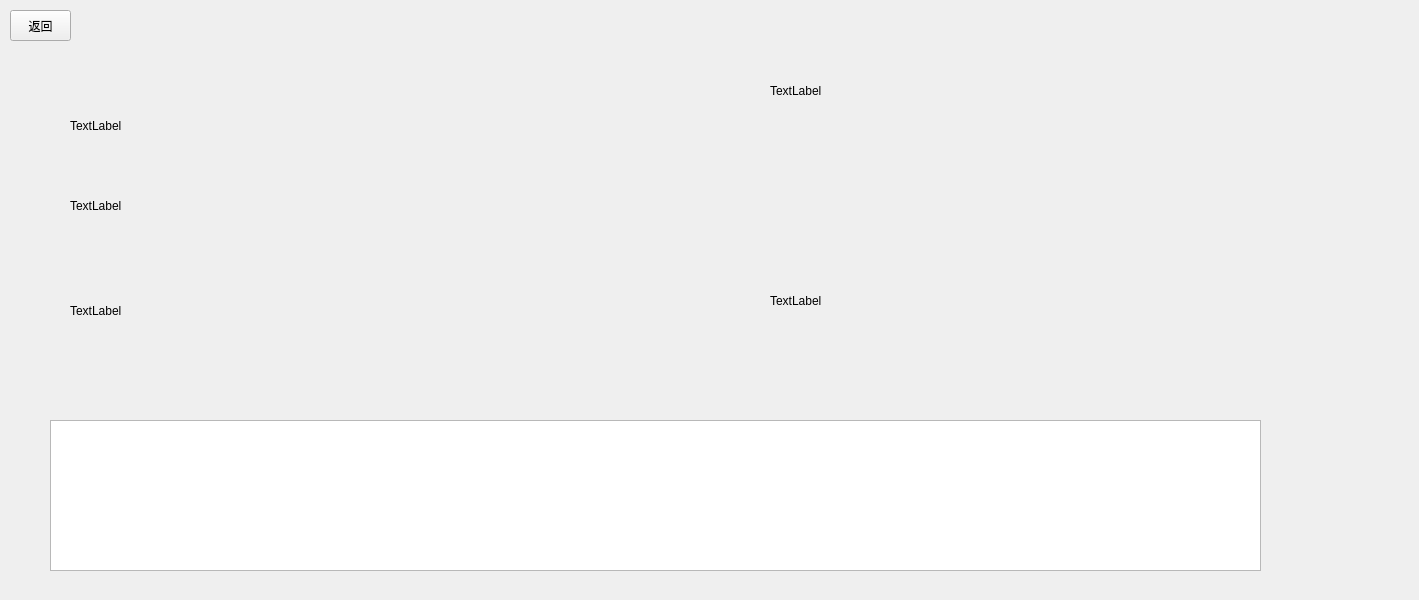
Above: Blackholehospital/casedialog.ui from Pelix05/Blackholehospital before the change. Below: the same form after it.
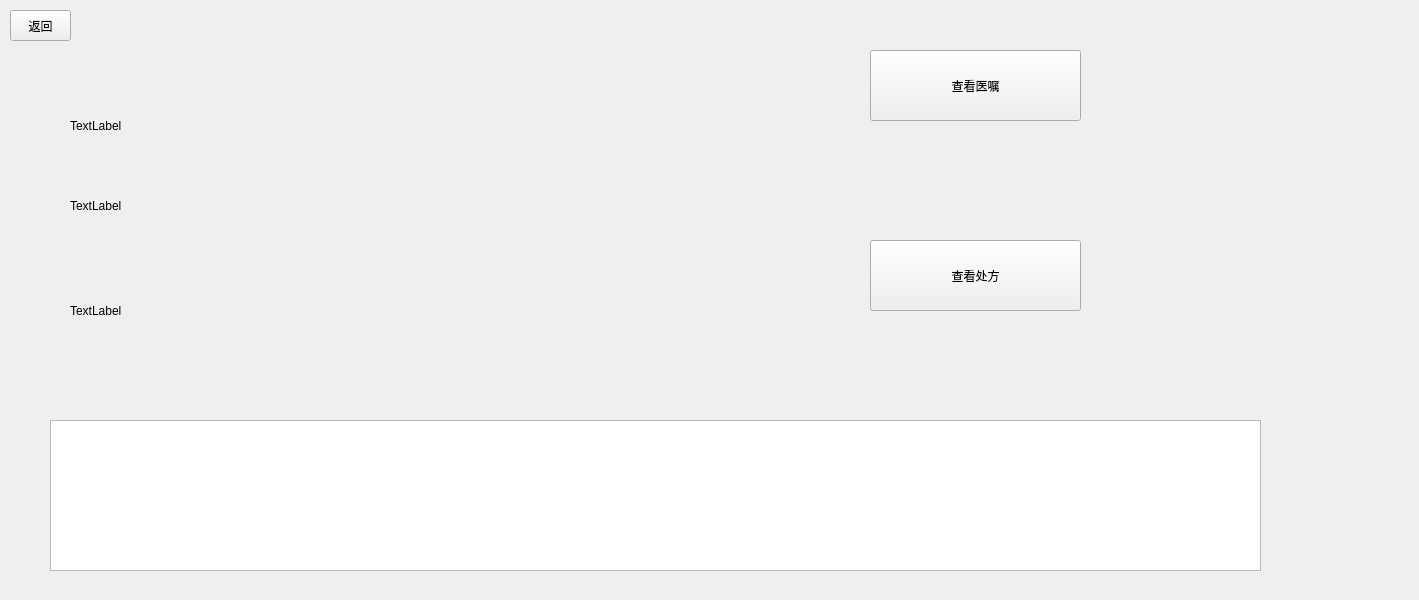
That is the form after the change.

Commit message: add instruction & prescription in casedialog

```diff
--- a/Blackholehospital/casedialog.ui
+++ b/Blackholehospital/casedialog.ui
@@ -75,30 +75,30 @@
     </rect>
    </property>
   </widget>
-  <widget class="QLabel" name="labelinstruction">
+  <widget class="QPushButton" name="insturctions">
    <property name="geometry">
     <rect>
-     <x>770</x>
-     <y>30</y>
-     <width>551</width>
-     <height>121</height>
+     <x>870</x>
+     <y>50</y>
+     <width>211</width>
+     <height>71</height>
     </rect>
    </property>
    <property name="text">
-    <string>TextLabel</string>
+    <string>查看医嘱</string>
    </property>
   </widget>
-  <widget class="QLabel" name="labelprescription">
+  <widget class="QPushButton" name="prescription">
    <property name="geometry">
     <rect>
-     <x>770</x>
-     <y>220</y>
-     <width>571</width>
-     <height>161</height>
+     <x>870</x>
+     <y>240</y>
+     <width>211</width>
+     <height>71</height>
     </rect>
    </property>
    <property name="text">
-    <string>TextLabel</string>
+    <string>查看处方</string>
    </property>
   </widget>
  </widget>
```
The commit also changes 11 other files.
